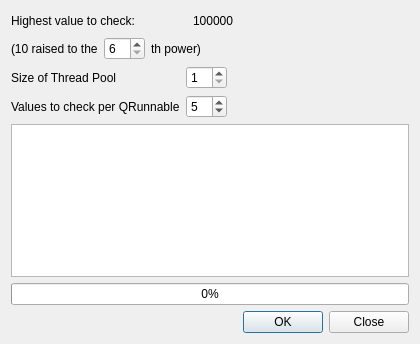
Qt form addon/multithreading/sol-prime-threadpool/primefinderdialog.ui (enricop/qt-training) before a commit.
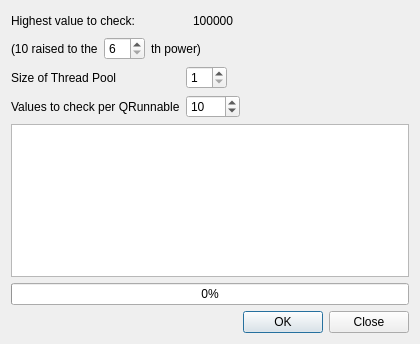
The same form after that commit.

What changed in the file:
```diff
--- a/addon/multithreading/sol-prime-threadpool/primefinderdialog.ui
+++ b/addon/multithreading/sol-prime-threadpool/primefinderdialog.ui
@@ -120,11 +120,14 @@
        <property name="minimum">
         <number>1</number>
        </property>
+       <property name="maximum">
+        <number>1000</number>
+       </property>
        <property name="singleStep">
         <number>5</number>
        </property>
        <property name="value">
-        <number>5</number>
+        <number>10</number>
        </property>
       </widget>
      </item>
```
Left out of the diff: 2 changed lines with no effect on the pictures.
